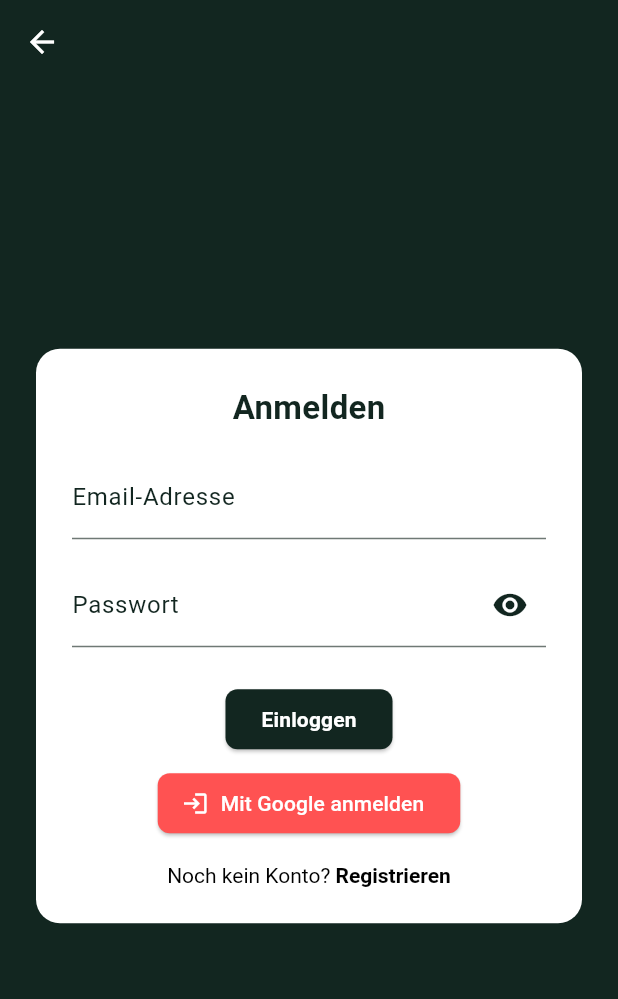
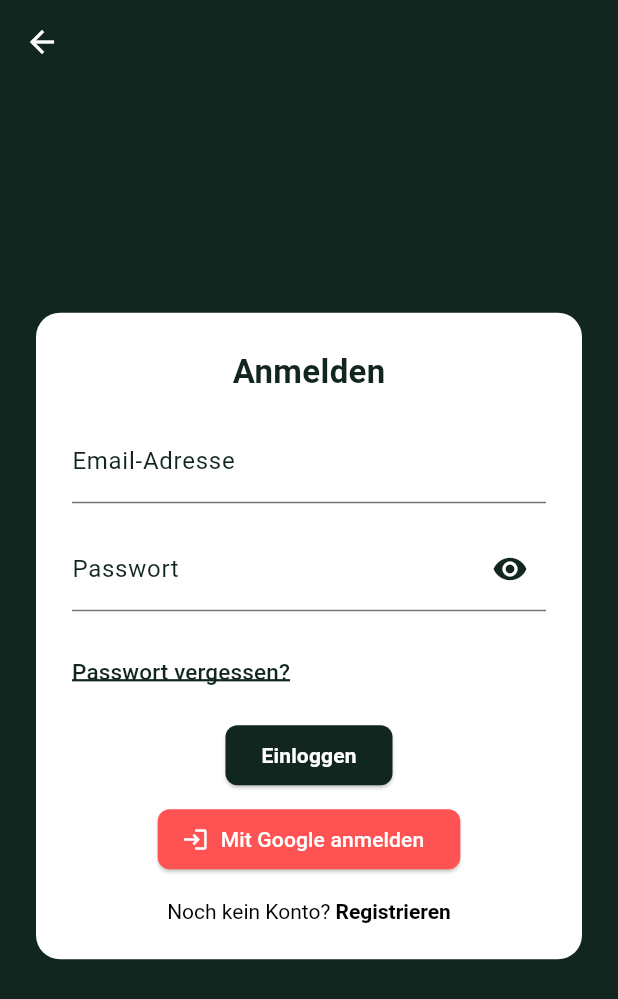
Before and after one commit to DeineBabushka/kuvio-android-app, a Flutter app: the LoginScreen screen opened by its route, on a phone screen of 412 x 824 dp. Shown: the top 999 px of the screen. Run offline on Flutter 3.47's test engine with Material 3 defaults, Android fonts, the phone set to English and light mode, and no system bars; our stand-ins replace cloud_firestore, firebase_analytics, firebase_auth, firebase_core, firebase_crashlytics, google_sign_in and 1 more; accounts and stored records are empty.

Commit message:
Passwort vergessen Funktion wurde hinzugefügt

```diff
--- a/lib/widgets/login_form_card.dart
+++ b/lib/widgets/login_form_card.dart
@@ -8,6 +8,7 @@ class LoginFormCard extends StatelessWidget {
   final VoidCallback onLogin;
   final VoidCallback onGoogleLogin;
   final VoidCallback onNavigateToRegister;
+  final VoidCallback onForgotPassword;
   final Color cardColor;
   final Color textColor;
   final Color labelColor;
@@ -25,6 +26,7 @@ class LoginFormCard extends StatelessWidget {
     required this.onLogin,
     required this.onGoogleLogin,
     required this.onNavigateToRegister,
+    required this.onForgotPassword,
     required this.cardColor,
     required this.textColor,
     required this.labelColor,
@@ -79,7 +81,25 @@ class LoginFormCard extends StatelessWidget {
               ),
             ),
           ),
-          const SizedBox(height: 24),
+          const SizedBox(height: 16),
+          Align(
+            alignment: Alignment.centerLeft,
+            child: TextButton(
+              onPressed: onForgotPassword,
+              style: TextButton.styleFrom(padding: EdgeInsets.zero),
+              child: const Text(
+                'Passwort vergessen?',
+                style: TextStyle(
+                  color: Color(0xFF122620),
+                  fontSize: 15,
+                  decoration: TextDecoration.underline,
+                  decorationColor: Color(0xFF122620),
+                  decorationThickness: 2.0,
+                ),
+              ),
+            ),
+          ),
+          const SizedBox(height: 8),
           ElevatedButton(
             onPressed: onLogin,
             style: ElevatedButton.styleFrom(
```
Also changed, not shown: lib/screens/login_screen.dart (+30 -0 lines), assets/fisch_icon.png (added), assets/fisch_icon_dark.png (added), assets/fleisch_icon.png (added), assets/fleisch_icon_dark.png (added), assets/glutenfrei_icon.png (added), assets/glutenfrei_icon_dark.png (added), assets/omnivor_icon.png (added), assets/omnivor_icon_dark.png (added), assets/vegetarisch_icon.png (added), assets/vegetarisch_icon_dark.png (added).
